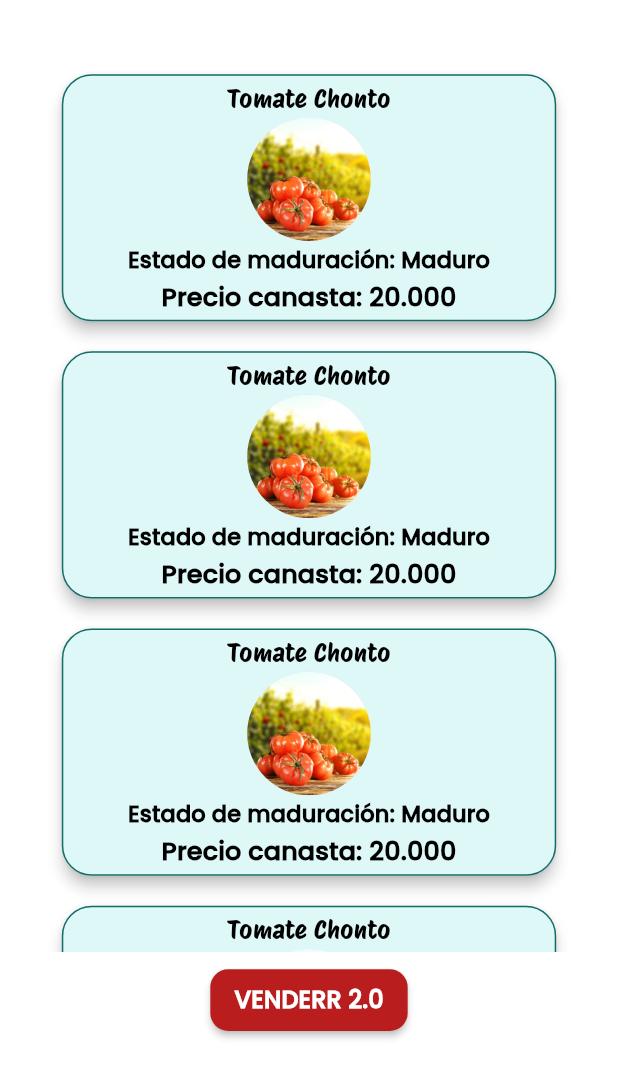
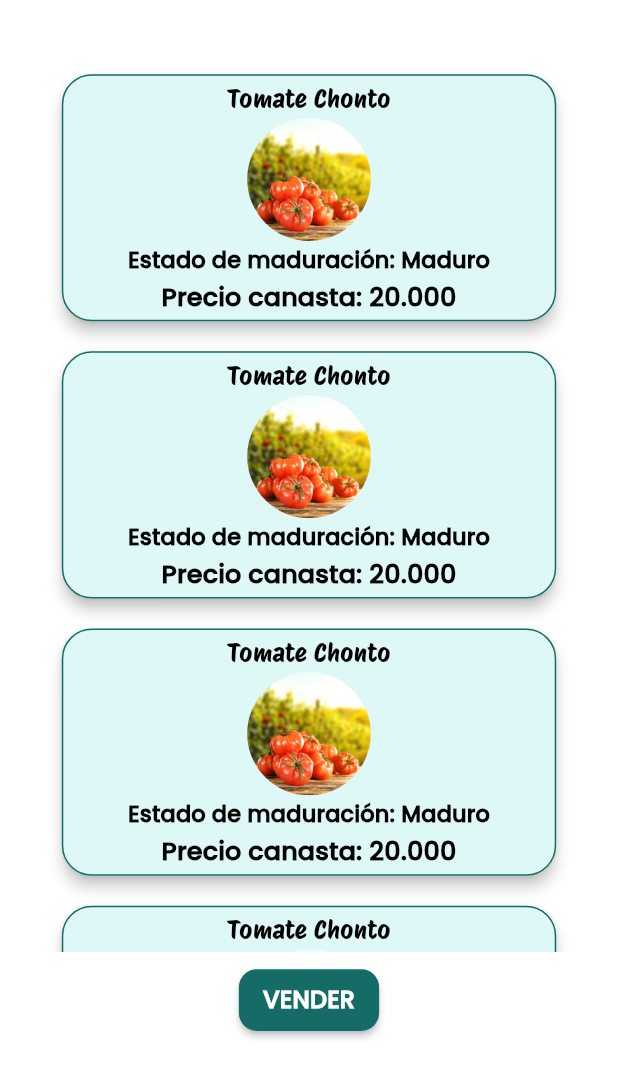
Before and after one commit to Pasusu0125/APP_TOMATICOS, a Flutter app: the PublicProduct screen opened by its route, on a phone screen of 412 x 824 dp. Shown: the top 1078 px of the screen. Run offline on Flutter 3.47's test engine with Material 3 defaults, Android fonts, the phone set to English and light mode, and no system bars; drawn by our look-alikes of auto_size_text; our stand-ins replace flutter_spinkit, go_router; missing offline and left inert: mysql1.

Commit message:
Cambios de boton VENDER

```diff
--- a/lib/pages/public_product.dart
+++ b/lib/pages/public_product.dart
@@ -52,8 +52,8 @@ class _PublicProductState extends State<PublicProduct> {
                     ruta: () => context.push('/registerProduct'),
                     width: 0.1,
                     height: 0.05,
-                    texto: 'VENDERR 2.0',
-                    color: color3,
+                    texto: 'VENDER',
+                    color: colorbtn2,
                     maxFontSize: 16,
                     minFontSize: 8,
                     maxLines: 1),
```
